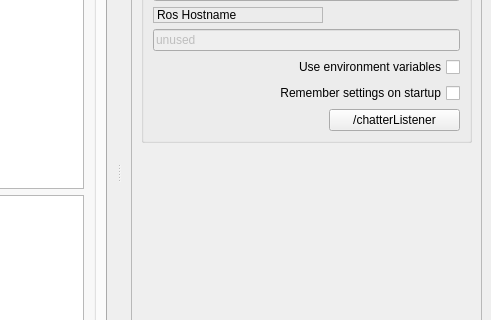
First picture: the form in ui/main_window.ui, repository VinchinYang/GUI_ROS_Plugin_for_Autonomous_Vehicle, before the edit; both pictures show x 453 to 944 and y 179 to 499 of the 944 by 704 pixel window.
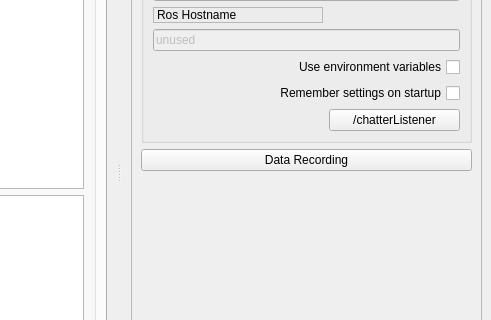
Second picture: the form after the edit. Icons and pictures are not drawn.

Commit message: add rosbag record button

What changed in the file:
```diff
--- a/ui/main_window.ui
+++ b/ui/main_window.ui
@@ -101,7 +101,7 @@
    <property name="minimumSize">
     <size>
      <width>369</width>
-     <height>395</height>
+     <height>420</height>
     </size>
    </property>
    <property name="allowedAreas">
@@ -257,6 +257,13 @@
           </layout>
          </widget>
         </item>
+        <item>
+         <widget class="QPushButton" name="rosbag_record">
+          <property name="text">
+           <string>Data Recording</string>
+          </property>
+         </widget>
+        </item>
         <item>
          <spacer name="verticalSpacer_3">
           <property name="orientation">
```
Left out of the diff: 2 changed lines with no effect on the pictures.
